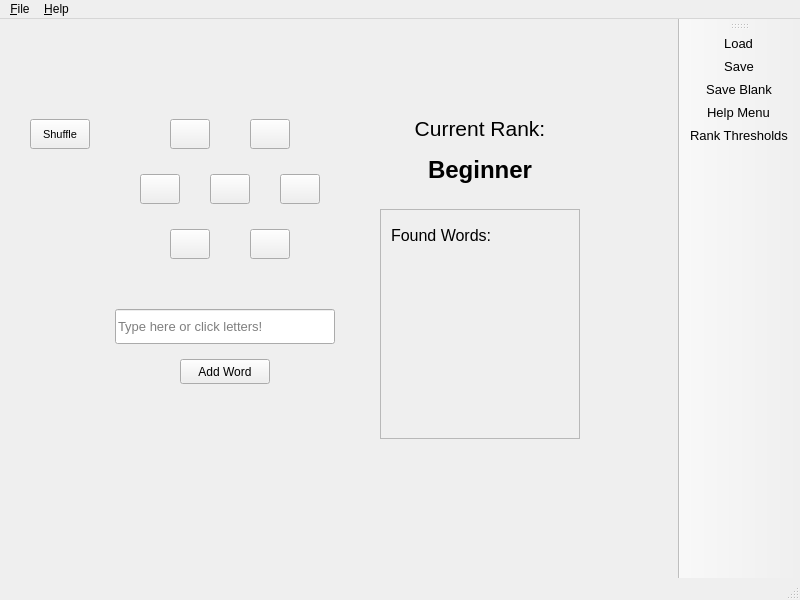
mucsci-students/2023fa-420-BigPythonEnergy, file BigPythonEnergy/ui/gameBox.ui: the form before one commit.
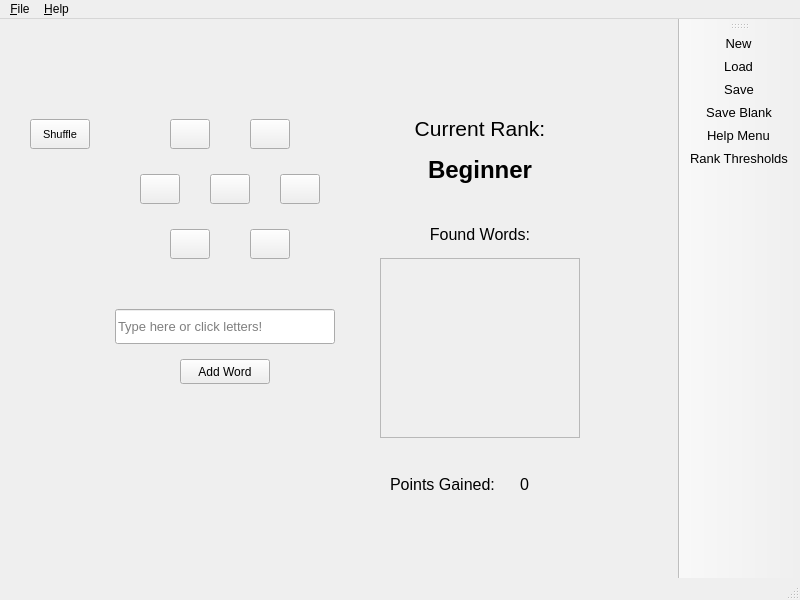
The form after the commit.

Commit message:
Added elements to the GUI structure
Added way to see points, separated found words from "Found Words:", made scroll bar show always.

```diff
--- a/BigPythonEnergy/ui/gameBox.ui
+++ b/BigPythonEnergy/ui/gameBox.ui
@@ -180,9 +180,9 @@
     <property name="geometry">
      <rect>
       <x>380</x>
-      <y>190</y>
+      <y>239</y>
       <width>200</width>
-      <height>230</height>
+      <height>180</height>
      </rect>
     </property>
     <property name="verticalScrollBarPolicy">
@@ -200,7 +200,7 @@
        <x>0</x>
        <y>0</y>
        <width>198</width>
-       <height>228</height>
+       <height>178</height>
       </rect>
      </property>
      <widget class="QLabel" name="foundWords">
@@ -219,7 +219,7 @@
        </font>
       </property>
       <property name="text">
-       <string>Found Words:</string>
+       <string/>
       </property>
      </widget>
     </widget>
@@ -304,6 +304,69 @@
      <string>Type here or click letters!</string>
     </property>
    </widget>
+   <widget class="QLabel" name="foundWordsLabel">
+    <property name="geometry">
+     <rect>
+      <x>380</x>
+      <y>200</y>
+      <width>200</width>
+      <height>30</height>
+     </rect>
+    </property>
+    <property name="font">
+     <font>
+      <family>Segoe UI</family>
+      <pointsize>12</pointsize>
+     </font>
+    </property>
+    <property name="text">
+     <string>Found Words:</string>
+    </property>
+    <property name="alignment">
+     <set>Qt::AlignCenter</set>
+    </property>
+   </widget>
+   <widget class="QLabel" name="pointsGainedLabel">
+    <property name="geometry">
+     <rect>
+      <x>390</x>
+      <y>450</y>
+      <width>131</width>
+      <height>30</height>
+     </rect>
+    </property>
+    <property name="font">
+     <font>
+      <family>Segoe UI</family>
+      <pointsize>12</pointsize>
+     </font>
+    </property>
+    <property name="text">
+     <string>Points Gained:</string>
+    </property>
+   </widget>
+   <widget class="QLabel" name="pointsGained">
+    <property name="geometry">
+     <rect>
+      <x>520</x>
+      <y>450</y>
+      <width>51</width>
+      <height>30</height>
+     </rect>
+    </property>
+    <property name="font">
+     <font>
+      <family>Segoe UI</family>
+      <pointsize>12</pointsize>
+     </font>
+    </property>
+    <property name="text">
+     <string>0</string>
+    </property>
+    <property name="alignment">
+     <set>Qt::AlignLeading|Qt::AlignLeft|Qt::AlignVCenter</set>
+    </property>
+   </widget>
   </widget>
   <widget class="QMenuBar" name="menubar">
    <property name="geometry">
@@ -369,6 +432,7 @@
    <attribute name="toolBarBreak">
     <bool>false</bool>
    </attribute>
+   <addaction name="action_New"/>
    <addaction name="actionLoad"/>
    <addaction name="actionSave"/>
    <addaction name="actionSave_Blank"/>
```
The commit also changes 2 other files.
